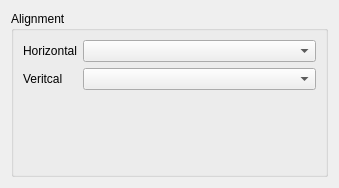
The window that com/ami/layout/pages/MiscellaneousPropertyPage.ui (Scanframe/sf-mod-app) describes before a commit, drawn with Qt 5.
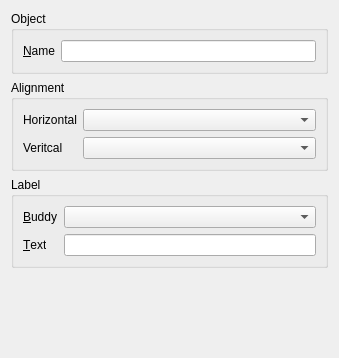
The same window after the commit. Custom widgets are drawn as their Qt base class.

Commit message: Development of project module at the expense of acquisition. Layout editor development. Work-around for Qt "Bug" finding a QLabel buddy by name loading ui-file twice using FormBuilder. Added layout editor property page for changing the Widget's assigned layout. PropertyPage canApply() added. Development AscanGraph and property page.

Diff of the .ui file:
```diff
--- a/com/ami/layout/pages/MiscellaneousPropertyPage.ui
+++ b/com/ami/layout/pages/MiscellaneousPropertyPage.ui
@@ -7,13 +7,35 @@
     <x>0</x>
     <y>0</y>
     <width>339</width>
-    <height>188</height>
+    <height>358</height>
    </rect>
   </property>
   <property name="windowTitle">
    <string>MiscellaneousPropertyPage</string>
   </property>
   <layout class="QVBoxLayout" name="verticalLayout">
+   <item>
+    <widget class="QGroupBox" name="groupBox">
+     <property name="title">
+      <string>Object</string>
+     </property>
+     <layout class="QFormLayout" name="formLayout_2">
+      <item row="0" column="0">
+       <widget class="QLabel" name="lblObjectName">
+        <property name="text">
+         <string>&amp;Name</string>
+        </property>
+        <property name="buddy">
+         <cstring>leObjectName</cstring>
+        </property>
+       </widget>
+      </item>
+      <item row="0" column="1">
+       <widget class="QLineEdit" name="leObjectName"/>
+      </item>
+     </layout>
+    </widget>
+   </item>
    <item>
     <widget class="QGroupBox" name="gbAlignment">
      <property name="title">
@@ -43,6 +65,54 @@
      </layout>
     </widget>
    </item>
+   <item>
+    <widget class="QGroupBox" name="gbLabel">
+     <property name="title">
+      <string>Label</string>
+     </property>
+     <layout class="QFormLayout" name="formLayout">
+      <item row="0" column="0">
+       <widget class="QLabel" name="lblBuddy">
+        <property name="text">
+         <string>&amp;Buddy</string>
+        </property>
+        <property name="buddy">
+         <cstring>cbBuddy</cstring>
+        </property>
+       </widget>
+      </item>
+      <item row="0" column="1">
+       <widget class="QComboBox" name="cbBuddy"/>
+      </item>
+      <item row="1" column="0">
+       <widget class="QLabel" name="lblLabelText">
+        <property name="text">
+         <string>&amp;Text</string>
+        </property>
+        <property name="buddy">
+         <cstring>leLabelText</cstring>
+        </property>
+       </widget>
+      </item>
+      <item row="1" column="1">
+       <widget class="QLineEdit" name="leLabelText"/>
+      </item>
+     </layout>
+    </widget>
+   </item>
+   <item>
+    <spacer name="verticalSpacer">
+     <property name="orientation">
+      <enum>Qt::Vertical</enum>
+     </property>
+     <property name="sizeHint" stdset="0">
+      <size>
+       <width>20</width>
+       <height>40</height>
+      </size>
+     </property>
+    </spacer>
+   </item>
   </layout>
  </widget>
  <customwidgets>
```
Left out of the diff: 6 changed lines with no effect on the pictures. The commit also changes 173 other files.
